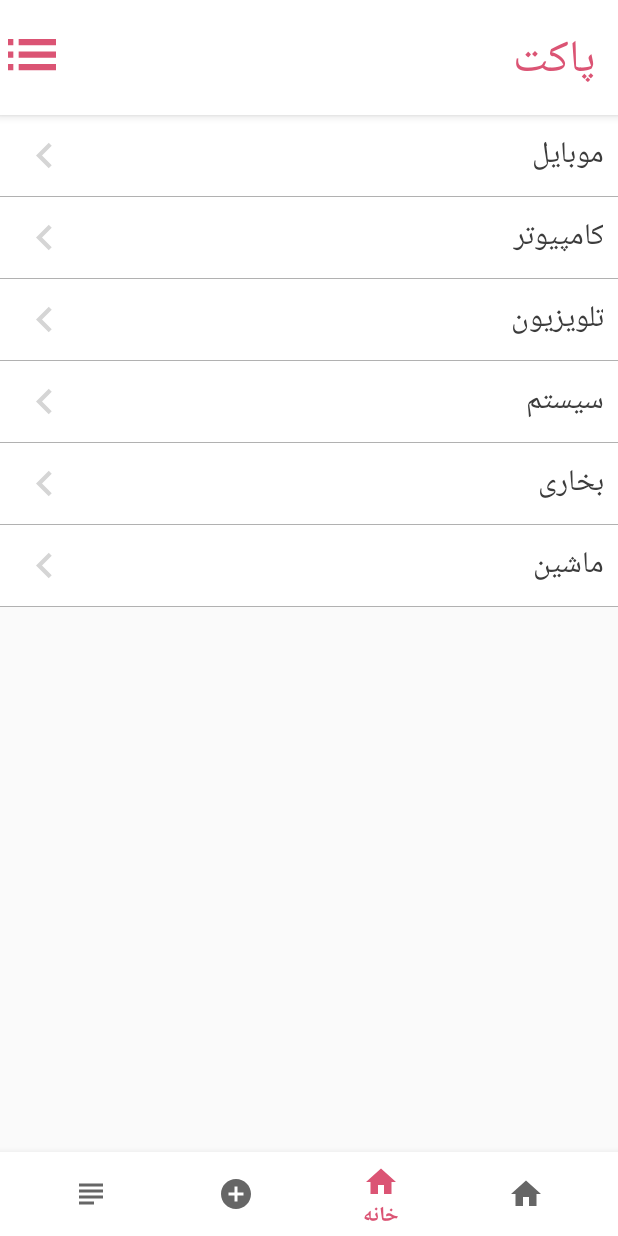
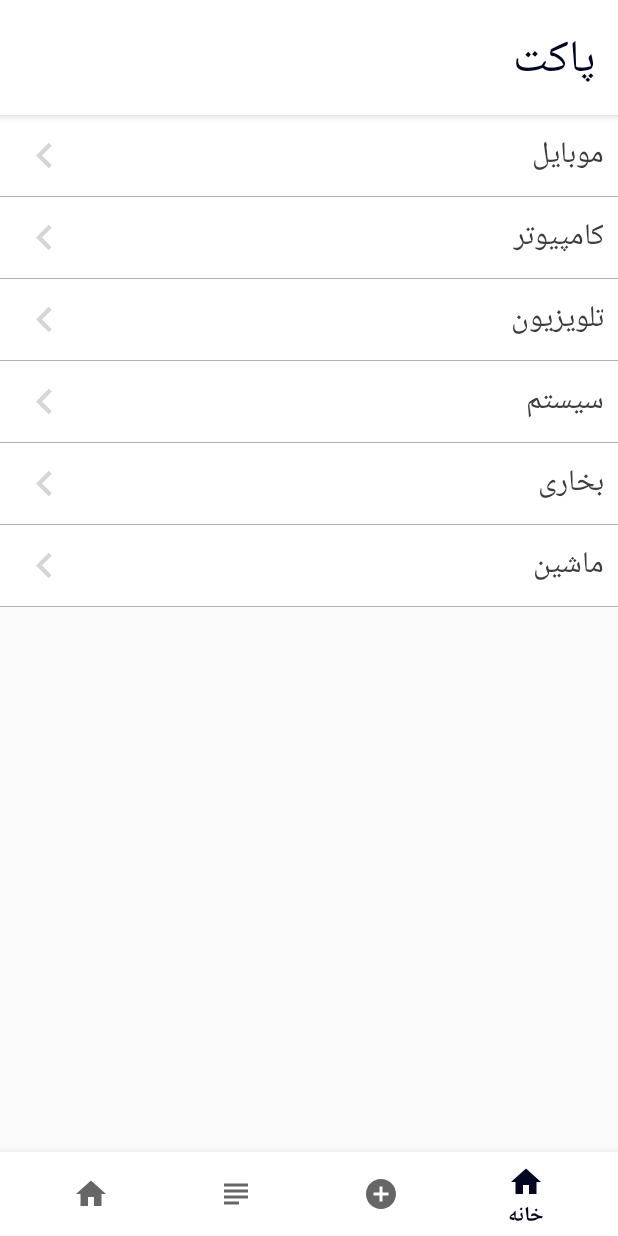
Before and after one commit to mahdi-amin/ApplicationWebsite, an Android app: the fragment FragmentCategory placed in its activity, on a phone screen of 412 x 824 dp. Run offline under Robolectric (Android 15) with nearby library versions, the phone set to English and light mode, and no system bars; our stand-ins replace Picasso; pictures from the network do not load.

Commit message:
Design UI My pakkat

```diff
--- a/app/src/main/java/com/example/pakkat/FragmentMe.java
+++ b/app/src/main/java/com/example/pakkat/FragmentMe.java
@@ -1,6 +1,25 @@
 package com.example.pakkat;
 
+import android.os.Bundle;
+import android.view.LayoutInflater;
+import android.view.View;
+import android.view.ViewGroup;
+
+import androidx.annotation.NonNull;
+import androidx.annotation.Nullable;
 import androidx.fragment.app.Fragment;
 
 public class FragmentMe extends Fragment {
+
+    View view;
+    public FragmentMe() {
+    }
+
+    @Nullable
+    @Override
+    public View onCreateView(@NonNull LayoutInflater inflater, @Nullable ViewGroup container, @Nullable Bundle savedInstanceState) {
+        view = inflater.inflate(R.layout.fragment_me, container,false);
+
+        return view;
+    }
 }
--- a/app/src/main/res/layout/activity_main.xml
+++ b/app/src/main/res/layout/activity_main.xml
@@ -21,15 +21,6 @@
             android:gravity="right"
             android:paddingRight="15dp"
             android:weightSum="2">
-
-            <Button
-                android:layout_width="10dp"
-                android:layout_height="50dp"
-                android:background="@drawable/ic_list_black_24dp"
-                android:layout_weight="0.2"
-                android:gravity="center"
-                android:layout_marginTop="10dp"/>
-
             <TextView
                 android:layout_width="wrap_content"
                 android:layout_height="wrap_content"
--- a/app/src/main/res/layout/detail_home.xml
+++ b/app/src/main/res/layout/detail_home.xml
@@ -19,7 +19,8 @@
                 android:layout_gravity="center"
                 android:src="@drawable/ic_launcher_background"
                 android:id="@+id/detail_img"
-                android:layout_marginBottom="15dp"/>
+                android:layout_marginBottom="15dp"
+                android:layout_marginTop="15dp"/>
 
             <View
                 android:layout_width="match_parent"
--- a/app/src/main/res/menu/menu.xml
+++ b/app/src/main/res/menu/menu.xml
@@ -1,5 +1,9 @@
 <?xml version="1.0" encoding="utf-8"?>
 <menu xmlns:android="http://schemas.android.com/apk/res/android">
+    <item
+        android:icon="@drawable/ic_home_black_24dp"
+        android:title="پاکت من"
+        android:id="@+id/item_Me" />
     <item
         android:icon="@drawable/ic_subject_black_24dp"
         android:title="دسته بندی"
@@ -13,8 +17,5 @@
         android:icon="@drawable/ic_home_black_24dp"
         android:title="خانه"
         android:id="@+id/item_Home" />
-    <item
-        android:icon="@drawable/ic_home_black_24dp"
-        android:title="پاکت من"
-        android:id="@+id/item_Me" />
+
 </menu>
--- a/app/src/main/res/values/colors.xml
+++ b/app/src/main/res/values/colors.xml
@@ -1,8 +1,8 @@
 <?xml version="1.0" encoding="utf-8"?>
 <resources>
-    <color name="colorPrimary">#db5474</color>
+    <color name="colorPrimary">#000522</color>
     <color name="colorPrimaryDark">#D5D5D5</color>
-    <color name="colorAccent">#FF5F88</color>
+    <color name="colorAccent">#00055E</color>
     <color name="TitleFragment">#3C3C3C</color>
     <color name="DescriptionFragment">#5A5A5A</color>
 </resources>
```
Also changed, not shown: app/src/main/res/layout/fragment_me.xml (+45 -3 lines), 145 other files.
